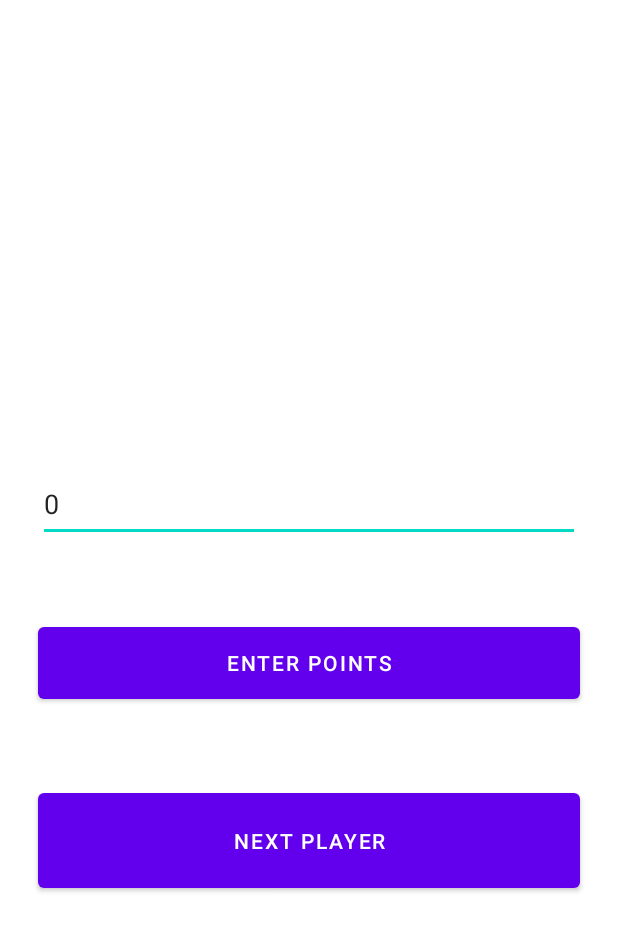
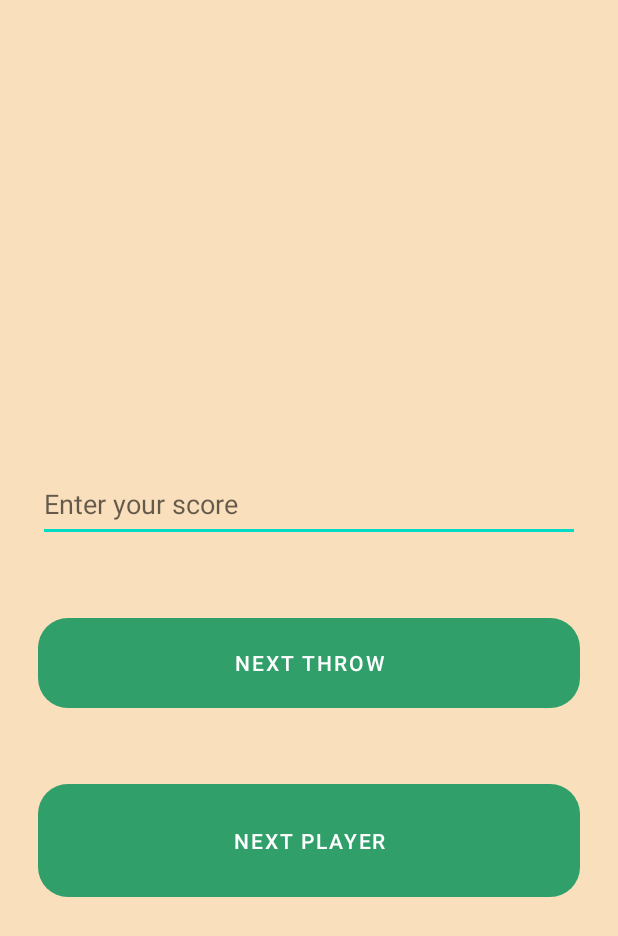
Before and after one commit to superTfighter/AndroidDartCounter, an Android app: the layout activity_game.xml on its own in the app's theme, with its tools: preview values and no code run, on a phone screen of 412 x 824 dp. Shown: the top 936 px of the screen. Run offline under Robolectric (Android 15) with nearby library versions, the phone set to English and light mode, and no system bars.

Commit message:
Color changes

```diff
--- a/app/src/main/java/com/supert/dartcalculator/view/GameActivity.java
+++ b/app/src/main/java/com/supert/dartcalculator/view/GameActivity.java
@@ -66,6 +66,8 @@ public class GameActivity extends AppCompatActivity implements IGameView {
 
             this.gameModel.getCurrentPlayer().setScore(newPoint);
 
+            pointsText.setText("");
+
             updatePlayerName();
         });
 
--- a/app/src/main/res/drawable/black_border.xml
+++ b/app/src/main/res/drawable/black_border.xml
@@ -1,5 +1,4 @@
 <?xml version="1.0" encoding="utf-8"?>
 <shape xmlns:android="http://schemas.android.com/apk/res/android" android:shape="rectangle" >
-    <solid android:color="@android:color/white" />
     <stroke android:width="1dip" android:color="@color/black"/>
 </shape>
--- /dev/null
+++ b/app/src/main/res/drawable/button_rounded_background.xml
@@ -0,0 +1,11 @@
+<?xml version="1.0" encoding="utf-8"?>
+<shape xmlns:android="http://schemas.android.com/apk/res/android"
+    android:shape="rectangle">
+
+    <corners android:radius="20dp"/>
+    <padding
+        android:bottom="5dp"
+        android:left="10dp"
+        android:right="10dp"
+        android:top="5dp"/>
+</shape>
--- a/app/src/main/res/layout/activity_game.xml
+++ b/app/src/main/res/layout/activity_game.xml
@@ -6,7 +6,8 @@
     android:layout_height="fill_parent"
     android:gravity="center"
     android:orientation="vertical"
-    tools:context=".view.GameActivity">
+    tools:context=".view.GameActivity"
+    android:background="@color/cork">
 
     <TextView
         android:id="@+id/current_player"
@@ -23,13 +24,14 @@
         android:layout_margin="25dp"
         android:ems="10"
         android:inputType="number"
-        android:text="0" />
+        android:hint="@string/throw_score_text" />
 
     <Button
         android:id="@+id/enter_point"
         android:layout_width="match_parent"
         android:layout_height="60dp"
         android:layout_margin="25dp"
+        android:background="@drawable/button_rounded_background"
         android:text="@string/enter_points" />
 
     <Button
@@ -37,6 +39,7 @@
         android:layout_width="match_parent"
         android:layout_height="75dp"
         android:layout_margin="25dp"
+        android:background="@drawable/button_rounded_background"
         android:text="@string/next_player" />
 
 
--- a/app/src/main/res/layout/player_list_item.xml
+++ b/app/src/main/res/layout/player_list_item.xml
@@ -10,6 +10,7 @@
     <TextView
         android:id="@+id/player_list_name"
         android:layout_width="wrap_content"
+        android:textColor="@color/black"
         android:layout_height="wrap_content" />
 
     <Space
--- a/app/src/main/res/values-night/themes.xml
+++ b/app/src/main/res/values-night/themes.xml
@@ -9,6 +9,8 @@
         <item name="colorSecondary">@color/teal_200</item>
         <item name="colorSecondaryVariant">@color/teal_200</item>
         <item name="colorOnSecondary">@color/black</item>
+
+
         <!-- Customize your theme here. -->
     </style>
 </resources>
--- a/app/src/main/res/values/colors.xml
+++ b/app/src/main/res/values/colors.xml
@@ -7,5 +7,7 @@
     <color name="teal_700">#FF018786</color>
     <color name="black">#FF000000</color>
     <color name="white">#FFFFFFFF</color>
-    <color name="red">#FF0000</color>
+    <color name="red">#E3292E</color>
+    <color name="green">#309F6A</color>
+    <color name="cork">#F9DFBC</color>
 </resources>
--- a/app/src/main/res/values/strings.xml
+++ b/app/src/main/res/values/strings.xml
@@ -4,7 +4,7 @@
     <string name="add_player">Add player</string>
     <string name="start_game">Start Game</string>
     <string name="enter_player_name">Enter player name</string>
-    <string name="enter_points">Enter points</string>
+    <string name="enter_points">Next throw</string>
     <string name="next_player">Next player</string>
     <string name="player_score">%s points: %d</string>
     <string name="player_won_message">%s has won the game!</string>
@@ -12,4 +12,5 @@
     <string name="player_added">Player added: %s</string>
     <string name="please_add_name">Please add a player</string>
     <string name="delete_player">Delete</string>
+    <string name="throw_score_text">Enter your score</string>
 </resources>
--- a/app/src/main/res/values/themes.xml
+++ b/app/src/main/res/values/themes.xml
@@ -2,7 +2,7 @@
     <!-- Base application theme. -->
     <style name="Theme.DartCalculator" parent="Theme.MaterialComponents.DayNight.NoActionBar">
         <!-- Primary brand color. -->
-        <item name="colorPrimary">@color/purple_500</item>
+        <item name="colorPrimary">@color/green</item>
         <item name="colorPrimaryVariant">@color/purple_700</item>
         <item name="colorOnPrimary">@color/white</item>
         <!-- Secondary brand color. -->
@@ -11,6 +11,5 @@
         <item name="colorOnSecondary">@color/black</item>
         <!-- Customize your theme here. -->
 
-
     </style>
 </resources>
```
Also changed, not shown: app/src/main/AndroidManifest.xml (+8 -4 lines), app/src/main/res/layout/activity_main.xml (+6 -4 lines), 1 other file.
